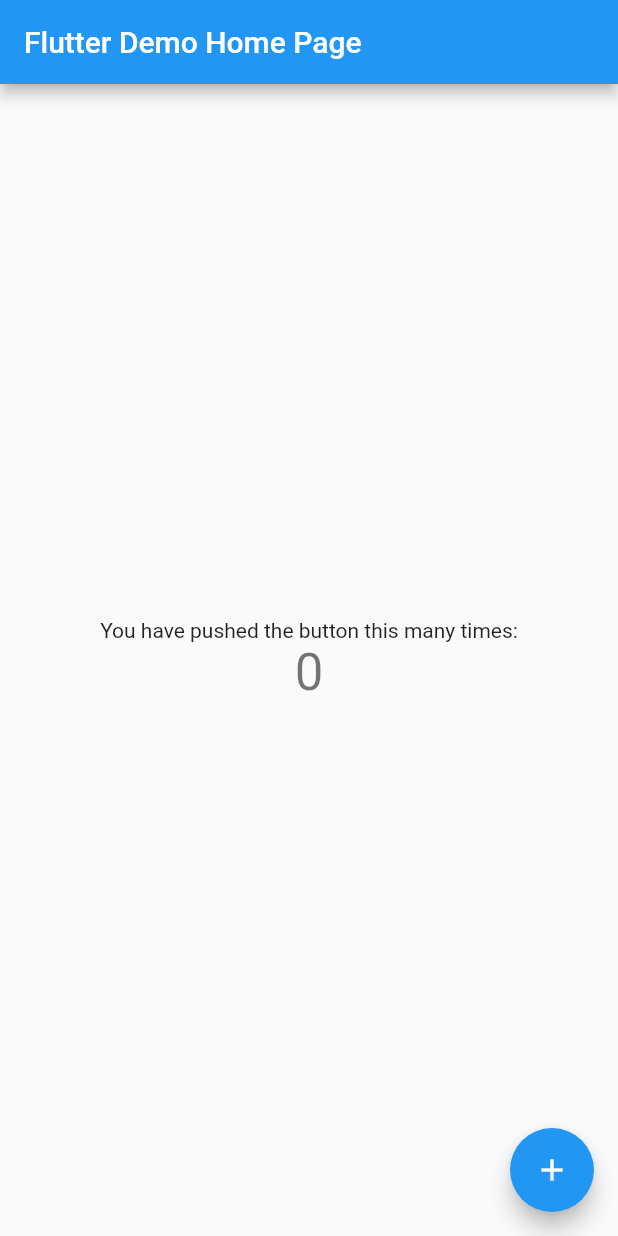
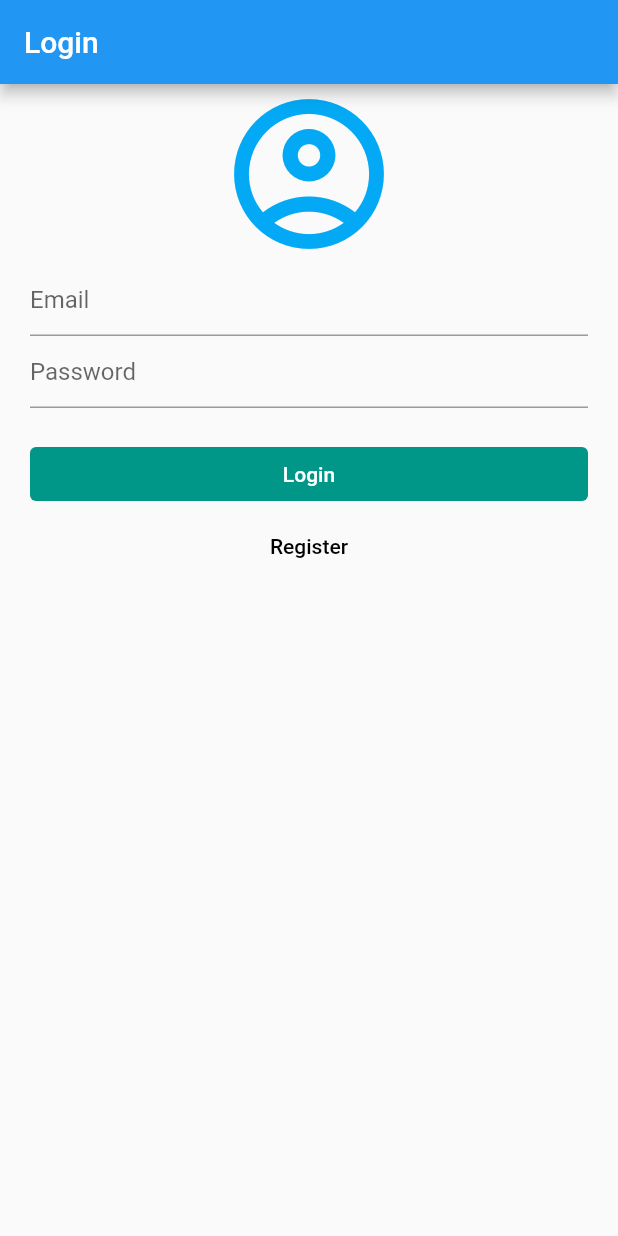
Before and after one commit to daelhoser/SampleRepo, a Flutter app: the screen it shows after launch, on a phone screen of 412 x 824 dp. Run offline on Flutter 3.47's test engine with Material 2 defaults, Android fonts, the phone set to English and light mode, and no system bars.

Commit message:
Create LogIn View

```diff
--- a/App/lib/main.dart
+++ b/App/lib/main.dart
@@ -13,103 +13,71 @@ class MyApp extends StatelessWidget {
     return MaterialApp(
       title: 'Flutter Demo',
       theme: ThemeData(
-        // This is the theme of your application.
-        //
-        // Try running your application with "flutter run". You'll see the
-        // application has a blue toolbar. Then, without quitting the app, try
-        // changing the primarySwatch below to Colors.green and then invoke
-        // "hot reload" (press "r" in the console where you ran "flutter run",
-        // or simply save your changes to "hot reload" in a Flutter IDE).
-        // Notice that the counter didn't reset back to zero; the application
-        // is not restarted.
         primarySwatch: Colors.blue,
+        primaryColor: Colors.orange,
       ),
-      home: const MyHomePage(title: 'Flutter Demo Home Page'),
+      home: const Login(),
     );
   }
 }
 
-class MyHomePage extends StatefulWidget {
-  const MyHomePage({Key? key, required this.title}) : super(key: key);
-
-  // This widget is the home page of your application. It is stateful, meaning
-  // that it has a State object (defined below) that contains fields that affect
-  // how it looks.
-
-  // This class is the configuration for the state. It holds the values (in this
-  // case the title) provided by the parent (in this case the App widget) and
-  // used by the build method of the State. Fields in a Widget subclass are
-  // always marked "final".
-
-  final String title;
+class Login extends StatefulWidget {
+  const Login({Key? key}) : super(key: key);
 
   @override
-  State<MyHomePage> createState() => _MyHomePageState();
+  State<Login> createState() => _LoginState();
 }
 
-class _MyHomePageState extends State<MyHomePage> {
-  int _counter = 0;
-
-  void _incrementCounter() {
-    setState(() {
-      // This call to setState tells the Flutter framework that something has
-      // changed in this State, which causes it to rerun the build method below
-      // so that the display can reflect the updated values. If we changed
-      // _counter without calling setState(), then the build method would not be
-      // called again, and so nothing would appear to happen.
-      _counter++;
-    });
-  }
-
+class _LoginState extends State<Login> {
   @override
   Widget build(BuildContext context) {
-    // This method is rerun every time setState is called, for instance as done
-    // by the _incrementCounter method above.
-    //
-    // The Flutter framework has been optimized to make rerunning build methods
-    // fast, so that you can just rebuild anything that needs updating rather
-    // than having to individually change instances of widgets.
     return Scaffold(
-      appBar: AppBar(
-        // Here we take the value from the MyHomePage object that was created by
-        // the App.build method, and use it to set our appbar title.
-        title: Text(widget.title),
-      ),
-      body: Center(
-        // Center is a layout widget. It takes a single child and positions it
-        // in the middle of the parent.
-        child: Column(
-          // Column is also a layout widget. It takes a list of children and
-          // arranges them vertically. By default, it sizes itself to fit its
-          // children horizontally, and tries to be as tall as its parent.
-          //
-          // Invoke "debug painting" (press "p" in the console, choose the
-          // "Toggle Debug Paint" action from the Flutter Inspector in Android
-          // Studio, or the "Toggle Debug Paint" command in Visual Studio Code)
-          // to see the wireframe for each widget.
-          //
-          // Column has various properties to control how it sizes itself and
-          // how it positions its children. Here we use mainAxisAlignment to
-          // center the children vertically; the main axis here is the vertical
-          // axis because Columns are vertical (the cross axis would be
-          // horizontal).
-          mainAxisAlignment: MainAxisAlignment.center,
-          children: <Widget>[
-            const Text(
-              'You have pushed the button this many times:',
+        appBar: AppBar(title: const Text('Login')),
+        body: SafeArea(
+          child: Padding(
+            padding: const EdgeInsets.symmetric(horizontal: 20.0),
+            child: Column(
+              crossAxisAlignment: CrossAxisAlignment.stretch,
+              children: [
+                const Icon(
+                  Icons.account_circle_outlined,
+                  color: Colors.lightBlue,
+                  size: 120,
+                ),
+                const TextField(
+                  decoration: InputDecoration(
+                    hintText: 'Email',
+                  ),
+                ),
+                const TextField(
+                  decoration: InputDecoration(
+                    hintText: 'Password',
+                  ),
+                  obscureText: true,
+                ),
+                const SizedBox(
+                  height: 20.0,
+                ),
+                TextButton(
+                  onPressed: () {},
+                  child: const Text('Login'),
+                  style: TextButton.styleFrom(
+                    primary: Colors.white,
+                    backgroundColor: Colors.teal,
+                    onSurface: Colors.grey,
+                  ),
+                ),
+                TextButton(
+                  onPressed: () {},
+                  child: const Text('Register'),
+                  style: TextButton.styleFrom(
+                    primary: Colors.black,
+                    onSurface: Colors.orange,
+                  ),
+                )
+              ],
             ),
-            Text(
-              '$_counter',
-              style: Theme.of(context).textTheme.headline4,
-            ),
-          ],
-        ),
-      ),
-      floatingActionButton: FloatingActionButton(
-        onPressed: _incrementCounter,
-        tooltip: 'Increment',
-        child: const Icon(Icons.add),
-      ), // This trailing comma makes auto-formatting nicer for build methods.
-    );
+          ),
+        ));
   }
 }
```
